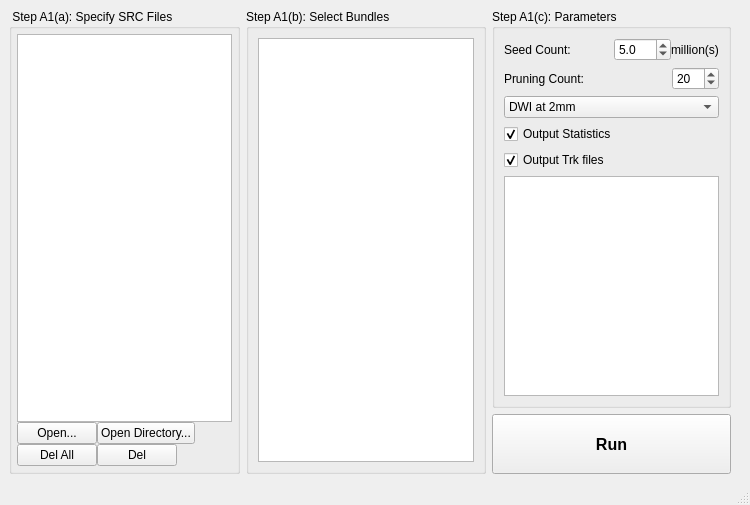
frankyeh/DSI-Studio, file auto_track.ui: the form before one commit.
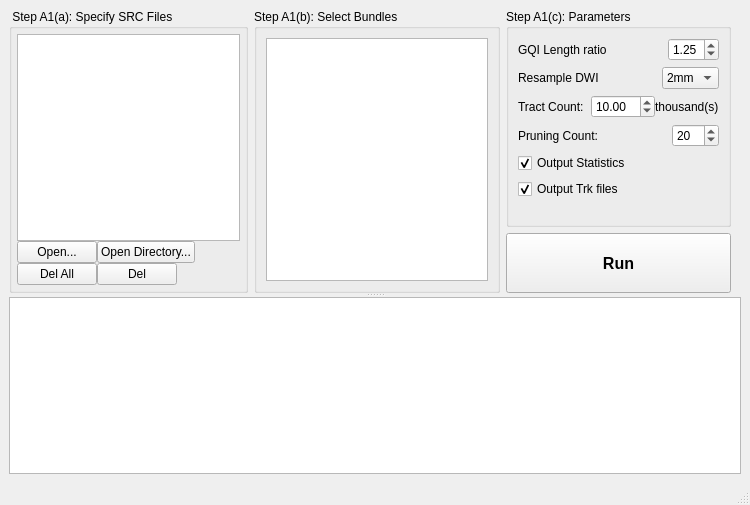
The form after the commit. Icons and pictures are not drawn.

Commit message: [ana] update auto tracking

Patch:
```diff
--- a/auto_track.ui
+++ b/auto_track.ui
@@ -14,8 +14,13 @@
    <string>Automatic Fiber Tracking</string>
   </property>
   <widget class="QWidget" name="centralwidget">
-   <layout class="QVBoxLayout" name="verticalLayout_4">
+   <layout class="QVBoxLayout" name="verticalLayout_4" stretch="10">
     <item>
+     <widget class="QSplitter" name="splitter">
+      <property name="orientation">
+       <enum>Qt::Vertical</enum>
+      </property>
+      <widget class="QWidget" name="">
      <layout class="QHBoxLayout" name="horizontalLayout_5">
       <property name="rightMargin">
        <number>0</number>
@@ -201,7 +206,7 @@
        </widget>
       </item>
       <item>
-       <layout class="QVBoxLayout" name="verticalLayout_3">
+         <layout class="QVBoxLayout" name="verticalLayout_3" stretch="1,0">
         <property name="rightMargin">
          <number>10</number>
         </property>
@@ -218,17 +223,60 @@
           </property>
           <layout class="QVBoxLayout" name="verticalLayout_5">
            <item>
-            <layout class="QHBoxLayout" name="horizontalLayout_8">
+              <layout class="QHBoxLayout" name="horizontalLayout_6">
+               <property name="topMargin">
+                <number>0</number>
+               </property>
+               <item>
+                <widget class="QLabel" name="label_5">
+                 <property name="text">
+                  <string>GQI Length ratio</string>
+                 </property>
+                </widget>
+               </item>
+               <item>
+                <spacer name="horizontalSpacer_6">
+                 <property name="orientation">
+                  <enum>Qt::Horizontal</enum>
+                 </property>
+                 <property name="sizeHint" stdset="0">
+                  <size>
+                   <width>40</width>
+                   <height>20</height>
+                  </size>
+                 </property>
+                </spacer>
+               </item>
+               <item>
+                <widget class="QDoubleSpinBox" name="gqi_l">
+                 <property name="minimum">
+                  <double>0.100000000000000</double>
+                 </property>
+                 <property name="maximum">
+                  <double>4.000000000000000</double>
+                 </property>
+                 <property name="value">
+                  <double>1.250000000000000</double>
+                 </property>
+                </widget>
+               </item>
+              </layout>
+             </item>
+             <item>
+              <layout class="QHBoxLayout" name="horizontalLayout_4">
              <property name="spacing">
               <number>0</number>
              </property>
+               <property name="topMargin">
+                <number>0</number>
+               </property>
              <property name="rightMargin">
               <number>0</number>
              </property>
              <item>
               <widget class="QLabel" name="label_3">
                <property name="text">
-                <string>Seed Count:</string>
+                  <string>Resample DWI</string>
                </property>
               </widget>
              </item>
@@ -246,25 +294,74 @@
               </spacer>
              </item>
              <item>
-              <widget class="QDoubleSpinBox" name="seed_count">
-               <property name="decimals">
-                <number>1</number>
-               </property>
+                <widget class="QComboBox" name="interpolation">
+                 <property name="currentIndex">
+                  <number>2</number>
+                 </property>
+                 <item>
+                  <property name="text">
+                   <string>Off</string>
+                  </property>
+                 </item>
+                 <item>
+                  <property name="text">
+                   <string>1mm</string>
+                  </property>
+                 </item>
+                 <item>
+                  <property name="text">
+                   <string>2mm</string>
+                  </property>
+                 </item>
+                </widget>
+               </item>
+              </layout>
+             </item>
+             <item>
+              <layout class="QHBoxLayout" name="horizontalLayout_2">
+               <property name="spacing">
+                <number>0</number>
+               </property>
+               <property name="topMargin">
+                <number>0</number>
+               </property>
+               <item>
+                <widget class="QLabel" name="label">
+                 <property name="text">
+                  <string>Tract Count:</string>
+                 </property>
+                </widget>
+               </item>
+               <item>
+                <spacer name="horizontalSpacer_5">
+                 <property name="orientation">
+                  <enum>Qt::Horizontal</enum>
+                 </property>
+                 <property name="sizeHint" stdset="0">
+                  <size>
+                   <width>40</width>
+                   <height>20</height>
+                  </size>
+                 </property>
+                </spacer>
+               </item>
+               <item>
+                <widget class="QDoubleSpinBox" name="track_count">
                <property name="minimum">
-                <double>0.100000000000000</double>
+                  <double>1.000000000000000</double>
                </property>
                <property name="maximum">
                 <double>100.000000000000000</double>
                </property>
                <property name="value">
-                <double>5.000000000000000</double>
+                  <double>10.000000000000000</double>
                </property>
               </widget>
              </item>
              <item>
-              <widget class="QLabel" name="label_5">
+                <widget class="QLabel" name="label_2">
                <property name="text">
-                <string>million(s)</string>
+                  <string>thousand(s)</string>
                </property>
               </widget>
              </item>
@@ -307,28 +404,6 @@
              </item>
             </layout>
            </item>
-           <item>
-            <widget class="QComboBox" name="interpolation">
-             <property name="currentIndex">
-              <number>2</number>
-             </property>
-             <item>
-              <property name="text">
-               <string>Original DWI</string>
-              </property>
-             </item>
-             <item>
-              <property name="text">
-               <string>DWI at 1mm</string>
-              </property>
-             </item>
-             <item>
-              <property name="text">
-               <string>DWI at 2mm</string>
-              </property>
-             </item>
-            </widget>
-           </item>
            <item>
             <widget class="QCheckBox" name="export_stat">
              <property name="text">
@@ -350,7 +425,17 @@
             </widget>
            </item>
            <item>
-            <widget class="QTextBrowser" name="report"/>
+              <spacer name="verticalSpacer">
+               <property name="orientation">
+                <enum>Qt::Vertical</enum>
+               </property>
+               <property name="sizeHint" stdset="0">
+                <size>
+                 <width>20</width>
+                 <height>40</height>
+                </size>
+               </property>
+              </spacer>
            </item>
           </layout>
          </widget>
@@ -394,6 +479,16 @@
        </layout>
       </item>
      </layout>
+      </widget>
+      <widget class="QTextBrowser" name="report">
+       <property name="maximumSize">
+        <size>
+         <width>16777215</width>
+         <height>16777215</height>
+        </size>
+       </property>
+      </widget>
+     </widget>
     </item>
    </layout>
   </widget>
```
Lines whose indentation alone changed are shown as unchanged. The commit also changes 1 other file.
